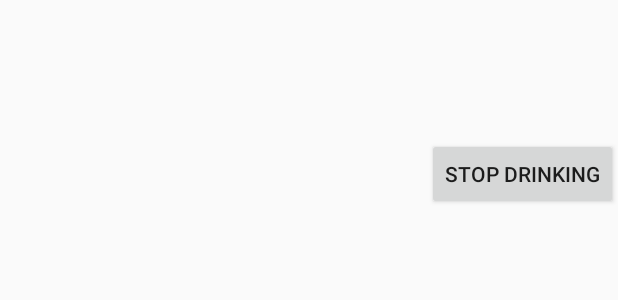
After one commit to rachitmahendra/Slow-Down, an Android app: the layout activity_bac.xml on its own in the app's theme, with its tools: preview values and no code run, on a phone screen of 412 x 824 dp. The commit adds this screen. Shown: the top 300 px of the screen. Run offline under Robolectric (Android 15) with nearby library versions, the phone set to English and light mode, and no system bars.

Commit message:
Phase 1 complete

```diff
--- a/app/src/main/AndroidManifest.xml
+++ b/app/src/main/AndroidManifest.xml
@@ -14,6 +14,8 @@
             android:theme="@style/AppTheme.NoActionBar"/>
         <activity android:name=".AlarmSet" android:theme="@style/AppTheme.NoActionBar"/>
         <activity android:name=".UserDetails"
+            android:theme="@style/AppTheme.NoActionBar"></activity>
+        <activity android:name=".CalculateBAC"
             android:theme="@style/AppTheme.NoActionBar"></activity>
         <activity android:name=".Login"
             android:theme="@style/AppTheme.NoActionBar"/>
--- a/app/src/main/java/com/ghostlabs/slowdown/AlarmReceiver.java
+++ b/app/src/main/java/com/ghostlabs/slowdown/AlarmReceiver.java
@@ -28,7 +28,8 @@ public class AlarmReceiver extends BroadcastReceiver {
         Notification notification = builder.setContentTitle("Slow Down")
                 .setContentText("Hey ! Did you have a drink ?")
                 .setTicker("New Reminder !")
-                .setSmallIcon(R.mipmap.ic_launcher)
+                .setSmallIcon(R.drawable.ic_notification)
+                .setAutoCancel(true)
                  .setContentIntent(pendingIntent).build();
 
         NotificationManager notificationManager = (NotificationManager) context.getSystemService(Context.NOTIFICATION_SERVICE);
--- a/app/src/main/java/com/ghostlabs/slowdown/DrinksActivity.java
+++ b/app/src/main/java/com/ghostlabs/slowdown/DrinksActivity.java
@@ -60,6 +60,9 @@ public class DrinksActivity extends MainActivity {
         drink = new Drink("Wine", 0.12f);
         drinksList.add(drink);
 
+        drink = new Drink("Spirit",0.40f);
+        drinksList.add(drink);
+
 
 
         mAdapter.notifyDataSetChanged();
--- a/app/src/main/java/com/ghostlabs/slowdown/StartDrinking.java
+++ b/app/src/main/java/com/ghostlabs/slowdown/StartDrinking.java
@@ -4,7 +4,6 @@ import android.content.Context;
 import android.content.Intent;
 import android.content.SharedPreferences;
 import android.os.Bundle;
-import android.support.design.widget.Snackbar;
 import android.view.LayoutInflater;
 import android.view.View;
 import android.widget.ImageView;
@@ -32,10 +31,7 @@ public class StartDrinking extends MainActivity {
                 .getSystemService(Context.LAYOUT_INFLATER_SERVICE);
         View contentView = inflater.inflate(R.layout.activity_start_drinking, null, false);
         frameLayout.addView(contentView, 0);
-            Snackbar snackbar = Snackbar
-                    .make(coordinatorLayout, "Press the drink to start drinking :)", Snackbar.LENGTH_INDEFINITE);
 
-            snackbar.show();
         drinkImage = (ImageView)findViewById(R.id.drink_image);
         if(drinkImage!=null)
         drinkImage.setOnClickListener(new View.OnClickListener() {
--- /dev/null
+++ b/app/src/main/res/layout/activity_bac.xml
@@ -0,0 +1,30 @@
+<?xml version="1.0" encoding="utf-8"?>
+<LinearLayout xmlns:android="http://schemas.android.com/apk/res/android"
+    android:orientation="vertical" android:layout_width="match_parent"
+    android:layout_height="match_parent">
+    <ImageView
+        android:layout_width="wrap_content"
+        android:layout_height="wrap_content"
+        android:id="@+id/bac_image"
+        android:layout_gravity="center"
+        android:layout_margin="10dp"/>
+    <TextView
+        android:layout_width="match_parent"
+        android:layout_height="wrap_content"
+        android:id="@+id/bac_level"
+        android:textStyle="bold"
+        android:textSize="25sp"
+        android:layout_marginBottom="10dp"/>
+    <TextView
+        android:layout_width="match_parent"
+        android:layout_height="wrap_content"
+        android:id="@+id/bac_comment"
+        android:textSize="20sp"/>
+    <Button
+        android:layout_width="wrap_content"
+        android:layout_height="wrap_content"
+        android:text="Stop Drinking"
+        android:id="@+id/button_stop_drinking"
+        android:layout_gravity="right"/>
+
+</LinearLayout>
--- a/app/src/main/res/layout/activity_start_drinking.xml
+++ b/app/src/main/res/layout/activity_start_drinking.xml
@@ -2,6 +2,11 @@
 <LinearLayout xmlns:android="http://schemas.android.com/apk/res/android"
     android:orientation="vertical" android:layout_width="match_parent"
     android:layout_height="match_parent">
+    <TextView
+        android:layout_width="wrap_content"
+        android:layout_height="wrap_content"
+        android:text="Press the drink to start drinking!"
+        android:textSize="20sp"/>
 <ImageView
     android:layout_width="wrap_content"
     android:layout_height="wrap_content"
```
Also changed, not shown: app/src/main/java/com/ghostlabs/slowdown/AlarmSet.java (+20 -4 lines), app/src/main/java/com/ghostlabs/slowdown/CalculateBAC.java (+54 -1 lines), app/src/main/res/layout/activity_drinks_list.xml (+7 -1 lines), app/src/main/ic_launcher-web.png (added), app/src/main/res/drawable/ic_notification.png (added), app/src/main/res/drawable/spirit.png (added), app/src/main/res/mipmap-hdpi/ic_launcher.png, app/src/main/res/mipmap-mdpi/ic_launcher.png, app/src/main/res/mipmap-xhdpi/ic_launcher.png, app/src/main/res/mipmap-xxhdpi/ic_launcher.png, app/src/main/res/mipmap-xxxhdpi/ic_launcher.png.
